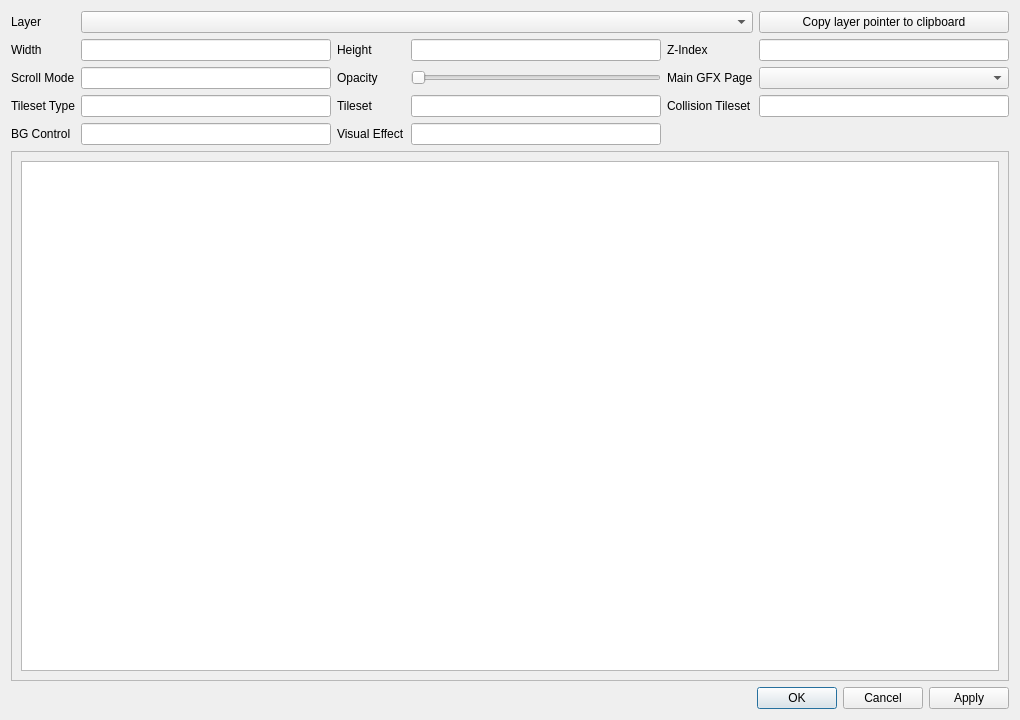
Qt form dsvedit/layers_editor.ui (LagoLunatic/DSVEdit) before a commit.
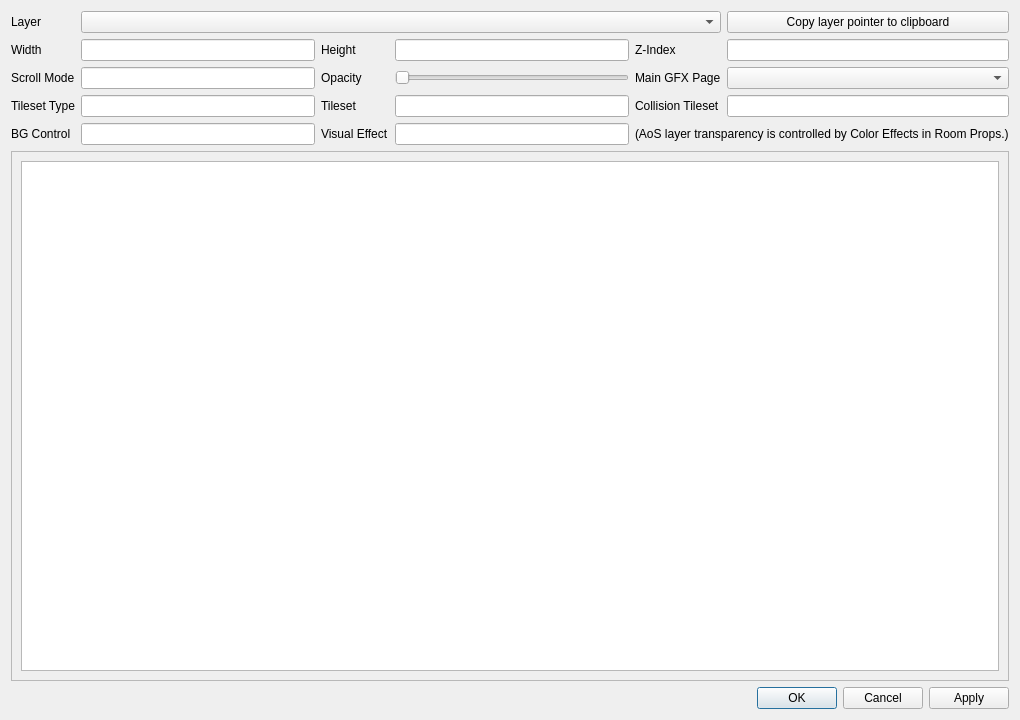
The same form after that commit.

Commit message: Add a color effects editor for AoS

Diff of the .ui file:
```diff
--- a/dsvedit/layers_editor.ui
+++ b/dsvedit/layers_editor.ui
@@ -150,6 +150,13 @@
      <item row="4" column="3">
       <widget class="QLineEdit" name="visual_effect"/>
      </item>
+     <item row="4" column="4" colspan="2">
+      <widget class="QLabel" name="label_13">
+       <property name="text">
+        <string>(AoS layer transparency is controlled by Color Effects in Room Props.)</string>
+       </property>
+      </widget>
+     </item>
     </layout>
    </item>
    <item>
```
Left out of the diff: 98 changed lines with no effect on the pictures. The commit also changes 6 other files.
